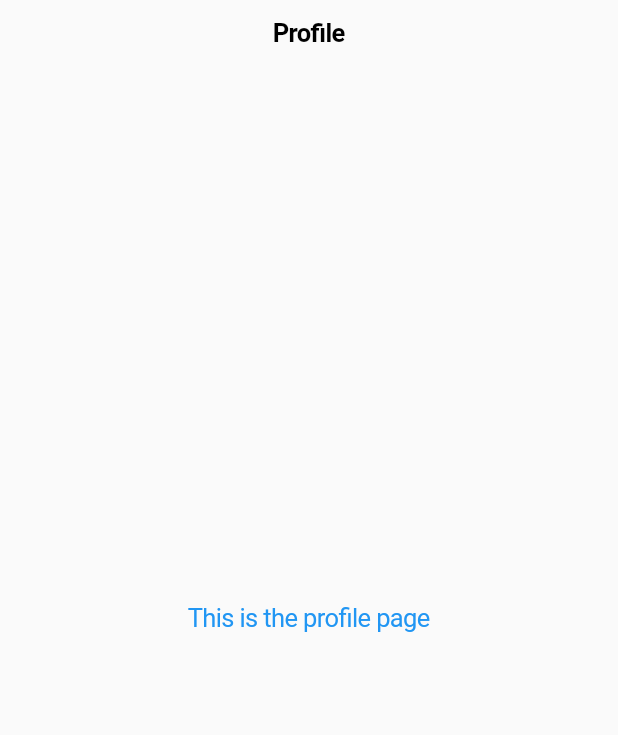
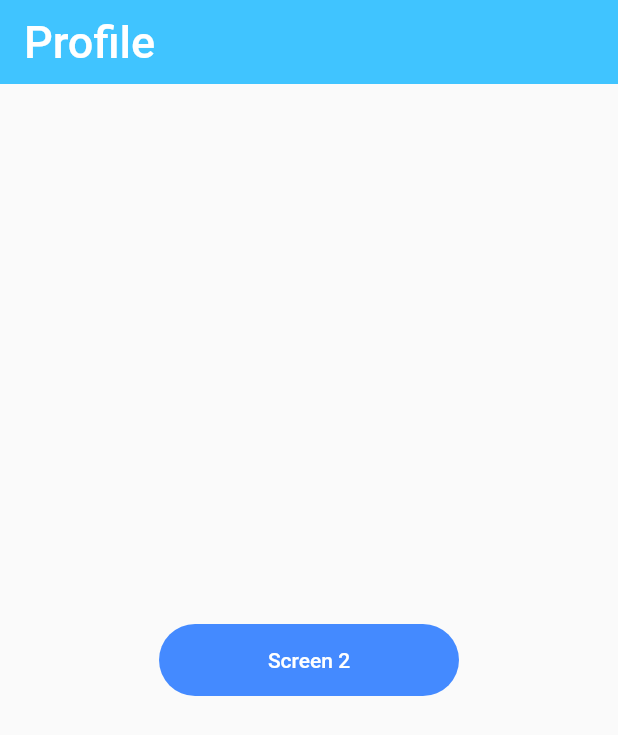
Before and after one commit to jamesilloyd/genchi_app, a Flutter app: the ProfileScreen screen opened directly, on a phone screen of 412 x 824 dp. Shown: the top 735 px of the screen. Run offline on Flutter 3.47's test engine with Material 2 defaults, Android fonts, the phone set to English and light mode, and no system bars; our stand-ins replace animated_text_kit, cloud_firestore, firebase_auth, modal_progress_hud; accounts and stored records are empty.

Commit message:
Added correct page transitions, may need to look at how to make app bar transition smoother

```diff
--- /dev/null
+++ b/lib/components/app_bar.dart
@@ -0,0 +1,22 @@
+import 'package:flutter/material.dart';
+
+class AppNavigationBar extends StatelessWidget implements PreferredSizeWidget {
+  const AppNavigationBar({@required this.barTitle});
+
+  final String barTitle;
+
+  @override
+  Widget build(BuildContext context) {
+    return AppBar(
+      title: Text(
+        barTitle,
+        style: TextStyle(fontSize: 30),
+      ),
+      backgroundColor: Colors.lightBlueAccent,
+      elevation: 0.0,
+    );
+  }
+
+  @override
+  Size get preferredSize => new Size.fromHeight(kToolbarHeight);
+}
--- a/lib/main.dart
+++ b/lib/main.dart
@@ -5,6 +5,7 @@ import 'package:genchi_app/screens/login_screen.dart';
 import 'package:genchi_app/screens/registration_screen.dart';
 import 'package:genchi_app/screens/chat_screen.dart';
 import 'package:flutter/cupertino.dart';
+import 'screens/profile_screen2.dart';
 
 void main() => runApp(FlashChat());
 
@@ -20,6 +21,7 @@ class FlashChat extends StatelessWidget {
         RegistrationScreen.id : (context) => RegistrationScreen(),
         ChatScreen.id : (context) => ChatScreen(),
         HomeScreen.id : (context) => HomeScreen(),
+        SecondProfileScreen.id : (context) => SecondProfileScreen(),
       },
     );
   }
--- a/lib/screens/profile_screen.dart
+++ b/lib/screens/profile_screen.dart
@@ -1,5 +1,9 @@
 import 'package:flutter/material.dart';
 import 'package:flutter/cupertino.dart';
+import 'package:genchi_app/components/app_bar.dart';
+import 'package:genchi_app/components/rounded_button.dart';
+import 'profile_screen2.dart';
+import 'welcome_screen.dart';
 
 class ProfileScreen extends StatefulWidget {
   @override
@@ -10,20 +14,45 @@ class _ProfileScreenState extends State<ProfileScreen> {
   @override
   Widget build(BuildContext context) {
     return CupertinoTabView(
-      builder: (context) {
-        return CupertinoPageScaffold(
-          navigationBar: CupertinoNavigationBar(
-            middle: Text("Profile"),
-            border: Border.all(width:0.0),
-          ),
-          child: Center(
-            child: Text(
-              "This is the profile page",
-              style: CupertinoTheme.of(context).textTheme.actionTextStyle,
+        routes: {
+          SecondProfileScreen.id: (context) => SecondProfileScreen(),
+          WelcomeScreen.id : (context) => WelcomeScreen(),
+        },
+
+        builder: (context) {
+          return Scaffold(
+            appBar: AppNavigationBar(barTitle: "Profile"),
+            body: Padding(
+              padding: EdgeInsets.symmetric(horizontal: 24.0),
+              child: Column(
+                mainAxisAlignment: MainAxisAlignment.center,
+                crossAxisAlignment: CrossAxisAlignment.stretch,
+                children: <Widget>[
+                  Row(
+                    mainAxisAlignment: MainAxisAlignment.center,
+                    children: <Widget>[
+                      RoundedButton(
+                        buttonColor: Colors.blueAccent,
+                        buttonTitle: "Screen 2",
+                        onPressed: () {
+                          Navigator.pushNamed(context, SecondProfileScreen.id);
+
+//                          Navigator.of(context).push(
+//                            CupertinoPageRoute(
+//                              builder: (context) {
+//                                return SecondProfileScreen();
+//                              },
+//                            ),
+//                          );
+                        },
+                      ),
+                    ],
+                  ),
+                ],
+              ),
             ),
-          ),
-        );
-      },
+          );
+        }
     );
   }
 }
--- a/lib/screens/welcome_screen.dart
+++ b/lib/screens/welcome_screen.dart
@@ -40,7 +40,7 @@ class _WelcomeScreenState extends State<WelcomeScreen> with SingleTickerProvider
     isUserAlreadyLoggedIn();
   }
 
-  //ToDo: Automatic login
+  //Automatic login
   void isUserAlreadyLoggedIn() async {
     try {
       final user = await _auth.currentUser();
--- a/pubspec.yaml
+++ b/pubspec.yaml
@@ -27,6 +27,7 @@ dependencies:
   cloud_firestore: ^0.13.4+2
   modal_progress_hud: ^0.1.3
 
+
 dev_dependencies:
   flutter_test:
     sdk: flutter
```
Also changed, not shown: lib/screens/chat_screen.dart (+2 -15 lines), lib/screens/profile_screen2.dart (added, +40 -0 lines), lib/screens/search_screen.dart (+19 -4 lines), lib/screens/search_screen2.dart (added, +22 -0 lines), lib/constants.dart (line endings or trailing spaces).
